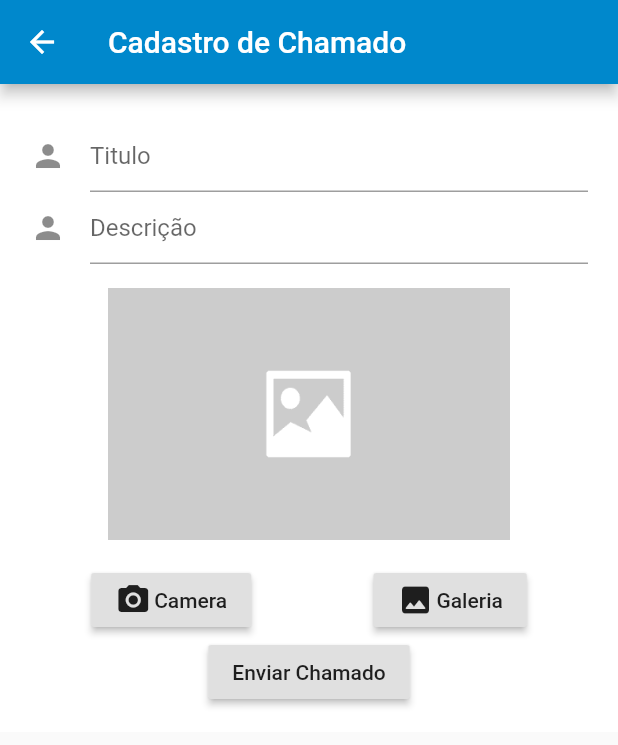
After one commit to Christianfoz/AplicativoHelpDesk, a Flutter app: the CadastroChamado screen opened by its route, on a phone screen of 412 x 824 dp. The commit adds this screen. Shown: the top 745 px of the screen. Run offline on Flutter 3.47's test engine with Material 2 defaults, Android fonts, the phone set to English and light mode, and no system bars; our stand-ins replace brasil_fields, dio, image_picker; missing offline and left inert: validadores; network calls fail.

Commit message:
Começando implementação de cadastro de ordens

```diff
--- a/lib/main.dart
+++ b/lib/main.dart
@@ -3,7 +3,7 @@ import 'package:helpdesk/util/Route.dart';
 import 'package:helpdesk/view/SplashScreen.dart';
 
 final ThemeData themeData = ThemeData(
-    primaryColor: Colors.blue[750],
+    primaryColor: Color(0xff0088cc),
     accentColor: Colors.white,
   );
 
--- /dev/null
+++ b/lib/model/Bloco.dart
@@ -0,0 +1,53 @@
+import 'dart:convert';
+
+import 'package:flutter/foundation.dart';
+
+import 'package:helpdesk/model/Piso.dart';
+
+class Bloco {
+  int idBloco;
+  String nomeBloco;
+  List<Piso> pisos = [];
+  Bloco({
+    this.idBloco,
+    this.nomeBloco,
+    this.pisos,
+  });
+
+
+  Map<String, dynamic> toMap() {
+    return {
+      'idBloco': idBloco,
+      'nomeBloco': nomeBloco,
+      'pisos': pisos?.map((x) => x.toMap())?.toList(),
+    };
+  }
+
+  factory Bloco.fromMap(Map<String, dynamic> map) {
+    return Bloco(
+      idBloco: map['idBloco'],
+      nomeBloco: map['nomeBloco'],
+      pisos: List<Piso>.from(map['pisos']?.map((x) => Piso.fromMap(x))),
+    );
+  }
+
+  String toJson() => json.encode(toMap());
+
+  factory Bloco.fromJson(String source) => Bloco.fromMap(json.decode(source));
+
+  @override
+  String toString() => 'Bloco(idBloco: $idBloco, nomeBloco: $nomeBloco, pisos: $pisos)';
+
+  @override
+  bool operator ==(Object other) {
+    if (identical(this, other)) return true;
+
+    return other is Bloco &&
+      other.idBloco == idBloco &&
+      other.nomeBloco == nomeBloco &&
+      listEquals(other.pisos, pisos);
+  }
+
+  @override
+  int get hashCode => idBloco.hashCode ^ nomeBloco.hashCode ^ pisos.hashCode;
+}
--- /dev/null
+++ b/lib/model/Ordem.dart
@@ -0,0 +1,122 @@
+import 'dart:convert';
+
+import 'package:helpdesk/model/Bloco.dart';
+import 'package:helpdesk/model/Pessoa.dart';
+import 'package:helpdesk/model/Piso.dart';
+import 'package:helpdesk/model/Sala.dart';
+import 'package:helpdesk/model/Situacao.dart';
+
+class Ordem {
+  int idOrdem;
+  String titulo;
+  String descricao;
+  String solucao;
+  String imagem;
+  DateTime dataInicio;
+  DateTime dataTermino;
+  Situacao situacao;
+  Pessoa cliente;
+  Pessoa tecnico;
+  Bloco bloco;
+  Sala sala;
+  Piso piso;
+  Ordem({
+    this.idOrdem,
+    this.titulo,
+    this.descricao,
+    this.solucao,
+    this.imagem,
+    this.dataInicio,
+    this.dataTermino,
+    this.situacao,
+    this.cliente,
+    this.tecnico,
+    this.bloco,
+    this.sala,
+    this.piso,
+  });
+
+
+
+  Map<String, dynamic> toMap() {
+    return {
+      'idOrdem': idOrdem,
+      'titulo': titulo,
+      'descricao': descricao,
+      'solucao': solucao,
+      'imagem': imagem,
+      'dataInicio': dataInicio.millisecondsSinceEpoch,
+      'dataTermino': dataTermino.millisecondsSinceEpoch,
+      'situacao': situacao.toMap(),
+      'cliente': cliente.toMap(),
+      'tecnico': tecnico.toMap(),
+      'bloco': bloco.toMap(),
+      'sala': sala.toMap(),
+      'piso': piso.toMap(),
+    };
+  }
+
+  factory Ordem.fromMap(Map<String, dynamic> map) {
+    return Ordem(
+      idOrdem: map['idOrdem'],
+      titulo: map['titulo'],
+      descricao: map['descricao'],
+      solucao: map['solucao'],
+      imagem: map['imagem'],
+      dataInicio: DateTime.fromMillisecondsSinceEpoch(map['dataInicio']),
+      dataTermino: DateTime.fromMillisecondsSinceEpoch(map['dataTermino']),
+      situacao: Situacao.fromMap(map['situacao']),
+      cliente: Pessoa.fromMap(map['cliente']),
+      tecnico: Pessoa.fromMap(map['tecnico']),
+      bloco: Bloco.fromMap(map['bloco']),
+      sala: Sala.fromMap(map['sala']),
+      piso: Piso.fromMap(map['piso']),
+    );
+  }
+
+  String toJson() => json.encode(toMap());
+
+  factory Ordem.fromJson(String source) => Ordem.fromMap(json.decode(source));
+
+  @override
+  String toString() {
+    return 'Ordem(idOrdem: $idOrdem, titulo: $titulo, descricao: $descricao, solucao: $solucao, imagem: $imagem, dataInicio: $dataInicio, dataTermino: $dataTermino, situacao: $situacao, cliente: $cliente, tecnico: $tecnico, bloco: $bloco, sala: $sala, piso: $piso)';
+  }
+
+  @override
+  bool operator ==(Object other) {
+    if (identical(this, other)) return true;
+
+    return other is Ordem &&
+      other.idOrdem == idOrdem &&
+      other.titulo == titulo &&
+      other.descricao == descricao &&
+      other.solucao == solucao &&
+      other.imagem == imagem &&
+      other.dataInicio == dataInicio &&
+      other.dataTermino == dataTermino &&
+      other.situacao == situacao &&
+      other.cliente == cliente &&
+      other.tecnico == tecnico &&
+      other.bloco == bloco &&
+      other.sala == sala &&
+      other.piso == piso;
+  }
+
+  @override
+  int get hashCode {
+    return idOrdem.hashCode ^
+      titulo.hashCode ^
+      descricao.hashCode ^
+      solucao.hashCode ^
+      imagem.hashCode ^
+      dataInicio.hashCode ^
+      dataTermino.hashCode ^
+      situacao.hashCode ^
+      cliente.hashCode ^
+      tecnico.hashCode ^
+      bloco.hashCode ^
+      sala.hashCode ^
+      piso.hashCode;
+  }
+}
--- /dev/null
+++ b/lib/model/Piso.dart
@@ -0,0 +1,66 @@
+import 'dart:convert';
+
+import 'package:flutter/foundation.dart';
+
+import 'package:helpdesk/model/Bloco.dart';
+import 'package:helpdesk/model/Sala.dart';
+
+class Piso {
+  int idPiso;
+  String nomePiso;
+  Bloco bloco;
+  List<Sala> salas = [];
+  Piso({
+    this.idPiso,
+    this.nomePiso,
+    this.bloco,
+    this.salas,
+  });
+
+
+  Map<String, dynamic> toMap() {
+    return {
+      'idPiso': idPiso,
+      'nomePiso': nomePiso,
+      'bloco': bloco.toMap(),
+      'salas': salas?.map((x) => x.toMap())?.toList(),
+    };
+  }
+
+  factory Piso.fromMap(Map<String, dynamic> map) {
+    return Piso(
+      idPiso: map['idPiso'],
+      nomePiso: map['nomePiso'],
+      bloco: Bloco.fromMap(map['bloco']),
+      salas: List<Sala>.from(map['salas']?.map((x) => Sala.fromMap(x))),
+    );
+  }
+
+  String toJson() => json.encode(toMap());
+
+  factory Piso.fromJson(String source) => Piso.fromMap(json.decode(source));
+
+  @override
+  String toString() {
+    return 'Piso(idPiso: $idPiso, nomePiso: $nomePiso, bloco: $bloco, salas: $salas)';
+  }
+
+  @override
+  bool operator ==(Object other) {
+    if (identical(this, other)) return true;
+
+    return other is Piso &&
+      other.idPiso == idPiso &&
+      other.nomePiso == nomePiso &&
+      other.bloco == bloco &&
+      listEquals(other.salas, salas);
+  }
+
+  @override
+  int get hashCode {
+    return idPiso.hashCode ^
+      nomePiso.hashCode ^
+      bloco.hashCode ^
+      salas.hashCode;
+  }
+}
--- /dev/null
+++ b/lib/model/Sala.dart
@@ -0,0 +1,51 @@
+import 'dart:convert';
+
+import 'package:helpdesk/model/Piso.dart';
+
+class Sala {
+  int idSala;
+  String nomeSala;
+  Piso piso;
+  Sala({
+    this.idSala,
+    this.nomeSala,
+    this.piso,
+  });
+
+
+  Map<String, dynamic> toMap() {
+    return {
+      'idSala': idSala,
+      'nomeSala': nomeSala,
+      'piso': piso.toMap(),
+    };
+  }
+
+  factory Sala.fromMap(Map<String, dynamic> map) {
+    return Sala(
+      idSala: map['idSala'],
+      nomeSala: map['nomeSala'],
+      piso: Piso.fromMap(map['piso']),
+    );
+  }
+
+  String toJson() => json.encode(toMap());
+
+  factory Sala.fromJson(String source) => Sala.fromMap(json.decode(source));
+
+  @override
+  String toString() => 'Sala(idSala: $idSala, nomeSala: $nomeSala, piso: $piso)';
+
+  @override
+  bool operator ==(Object other) {
+    if (identical(this, other)) return true;
+
+    return other is Sala &&
+      other.idSala == idSala &&
+      other.nomeSala == nomeSala &&
+      other.piso == piso;
+  }
+
+  @override
+  int get hashCode => idSala.hashCode ^ nomeSala.hashCode ^ piso.hashCode;
+}
--- /dev/null
+++ b/lib/model/Situacao.dart
@@ -0,0 +1,58 @@
+import 'dart:convert';
+
+import 'package:flutter/foundation.dart';
+
+import 'package:helpdesk/model/Ordem.dart';
+
+class Situacao {
+  int idSituacao;
+  String nomeSituacao;
+  List<Ordem> ordens = [];
+  Situacao({
+    this.idSituacao,
+    this.nomeSituacao,
+    this.ordens
+  });
+
+    Situacao.alt(
+    this.idSituacao,
+    this.nomeSituacao
+  );
+
+
+  Map<String, dynamic> toMap() {
+    return {
+      'idSituacao': idSituacao,
+      'nomeSituacao': nomeSituacao,
+      'ordens': ordens?.map((x) => x.toMap())?.toList(),
+    };
+  }
+
+  factory Situacao.fromMap(Map<String, dynamic> map) {
+    return Situacao(
+      idSituacao: map['idSituacao'],
+      nomeSituacao: map['nomeSituacao'],
+      ordens: List<Ordem>.from(map['ordens']?.map((x) => Ordem.fromMap(x))),
+    );
+  }
+
+  String toJson() => json.encode(toMap());
+
+  factory Situacao.fromJson(String source) => Situacao.fromMap(json.decode(source));
+
+  @override
+  String toString() => 'Situacao(idSituacao: $idSituacao, nomeSituacao: $nomeSituacao, ordens: $ordens)';
+
+  @override
+  bool operator ==(Object other) {
+    if (identical(this, other)) return true;
+
+    return other is Situacao &&
+      other.idSituacao == idSituacao &&
+      other.nomeSituacao == nomeSituacao &&
+      listEquals(other.ordens, ordens);
+  }
+
+  @override
+  int get hashCode => idSituacao.hashCode ^ nomeSituacao.hashCode ^ ordens.hashCode;
+}
--- /dev/null
+++ b/lib/view/CadastroChamado.dart
@@ -0,0 +1,161 @@
+import 'package:flutter/material.dart';
+import 'package:helpdesk/model/Ordem.dart';
+import 'package:helpdesk/model/Pessoa.dart';
+import 'package:helpdesk/model/Situacao.dart';
+import 'dart:io';
+
+import 'package:image_picker/image_picker.dart';
+import 'package:validadores/validadores.dart';
+
+class CadastroChamado extends StatefulWidget {
+  Pessoa _pessoa;
+  CadastroChamado(this._pessoa);
+  @override
+  _CadastroChamadoState createState() => _CadastroChamadoState();
+}
+
+class _CadastroChamadoState extends State<CadastroChamado> {
+  File _imagemSelecionada;
+  final _formKey = GlobalKey<FormState>();
+  Ordem _ordem = Ordem();
+
+  _tirarFotoCamera() async {
+    final pickedFile =
+        await ImagePicker.platform.pickImage(source: ImageSource.camera);
+    File imagemSelecionada = File(pickedFile.path);
+    if (imagemSelecionada != null) {
+      setState(() {
+        _imagemSelecionada = imagemSelecionada;
+      });
+    }
+  }
+
+  _tirarFotoGaleria() async {
+    final pickedFile =
+        await ImagePicker.platform.pickImage(source: ImageSource.gallery);
+    File imagemSelecionada = File(pickedFile.path);
+    if (imagemSelecionada != null) {
+      setState(() {
+        _imagemSelecionada = imagemSelecionada;
+      });
+    }
+  }
+
+  _cadastrarOrdem() {
+    _ordem.cliente = widget._pessoa;
+    _ordem.dataInicio = DateTime.now();
+    _ordem.situacao = Situacao.alt(1, "CRIADA");
+  }
+
+  @override
+  Widget build(BuildContext context) {
+    return Scaffold(
+      appBar: AppBar(
+        title: Text("Cadastro de Chamado"),
+      ),
+      body: Container(
+        color: Colors.white,
+        padding: EdgeInsets.all(16),
+        child: SingleChildScrollView(
+          child: Column(
+            children: [
+              Container(
+                padding: EdgeInsets.only(left: 4, top: 8, right: 4),
+                child: Form(
+                  key: _formKey,
+                  child: Column(
+                    children: [
+                      TextFormField(
+                        keyboardType: TextInputType.name,
+                        decoration: InputDecoration(
+                            hintText: "Titulo",
+                            fillColor: Colors.white,
+                            icon: Icon(Icons.person)),
+                        onSaved: (String titulo) => _ordem.titulo = titulo,
+                        validator: (titulo) {
+                          return Validador()
+                              .add(Validar.OBRIGATORIO,
+                                  msg: "Campo Título é obrigatório ")
+                              .valido(titulo);
+                        },
+                      ),
+                      TextFormField(
+                        maxLines: null,
+                        keyboardType: TextInputType.name,
+                        decoration: InputDecoration(
+                            hintText: "Descrição",
+                            fillColor: Colors.white,
+                            icon: Icon(Icons.person)),
+                        onSaved: (String descricao) =>
+                            _ordem.descricao = descricao,
+                        validator: (descricao) {
+                          return Validador()
+                              .add(Validar.OBRIGATORIO,
+                                  msg: "Campo Descrição é obrigatório")
+                              .valido(descricao);
+                        },
+                      ),
+                      Container(
+                        padding: EdgeInsets.all(16),
+                        height: 200,
+                        width: 300,
+                        child: _imagemSelecionada == null
+                            ? Image.asset(
+                                "imagens/sem-foto.png",
+                                fit: BoxFit.fill,
+                              )
+                            : Image.file(
+                                _imagemSelecionada,
+                                fit: BoxFit.fill,
+                              ),
+                      ),
+                      Row(
+                        mainAxisAlignment: MainAxisAlignment.spaceAround,
+                        children: [
+                          RaisedButton(
+                              onPressed: _tirarFotoCamera,
+                              child: Row(
+                                children: [
+                                  Icon(Icons.camera_alt),
+                                  SizedBox(
+                                    width: 2,
+                                  ),
+                                  Text("Camera")
+                                ],
+                              )),
+                          RaisedButton(
+                              onPressed: _tirarFotoGaleria,
+                              child: Row(
+                                children: [
+                                  Icon(Icons.insert_photo_rounded),
+                                  SizedBox(
+                                    width: 2,
+                                  ),
+                                  Text("Galeria")
+                                ],
+                              )),
+                        ],
+                      ),
+
+                      RaisedButton(
+                          padding: EdgeInsets.fromLTRB(16, 8, 16, 8),
+                          child: Text(
+                            "Enviar Chamado",
+                          ),
+                          onPressed: () {
+                            if (_formKey.currentState.validate()) {
+                              _formKey.currentState.save();
+                              _cadastrarOrdem();
+                            }
+                          }),
+                    ],
+                  ),
+                ),
+              )
+            ],
+          ),
+        ),
+      ),
+    );
+  }
+}
--- a/lib/view/Login.dart
+++ b/lib/view/Login.dart
@@ -15,8 +15,9 @@ class _LoginState extends State<Login> {
 
   _login() async{
     Pessoa p = await _repository.logarPessoa(_pessoa);
+    print("-------------" + p.tipoPessoa.nomeTipoPessoa);
     if(p.tipoPessoa.nomeTipoPessoa == "Cliente"){
-      Navigator.pushReplacementNamed(context, "/homecliente",arguments: p);
+      Navigator.pushNamedAndRemoveUntil(context, "/homecliente",(Route<dynamic> route) => false,arguments: p);
     }
     else if(p.tipoPessoa.nomeTipoPessoa == "Técnico"){
       Navigator.pushReplacementNamed(context, "/hometecnico",arguments: p);
--- a/pubspec.yaml
+++ b/pubspec.yaml
@@ -56,6 +56,7 @@ flutter:
   # To add assets to your application, add an assets section, like this:
   assets:
     - imagens/avatar.png
+    - imagens/sem-foto.png
   #   - images/a_dot_ham.jpeg
 
   # An image asset can refer to one or more resolution-specific "variants", see
```
Also changed, not shown: lib/repository/BlocoRepository.dart (added, +15 -0 lines), lib/util/Route.dart (+4 -3 lines), lib/view/Cadastro.dart (+7 -2 lines), lib/view/HomeCliente.dart (+44 -31 lines), lib/view/HomeTecnico.dart (deleted, +0 -23 lines), imagens/sem-foto.png (added).
